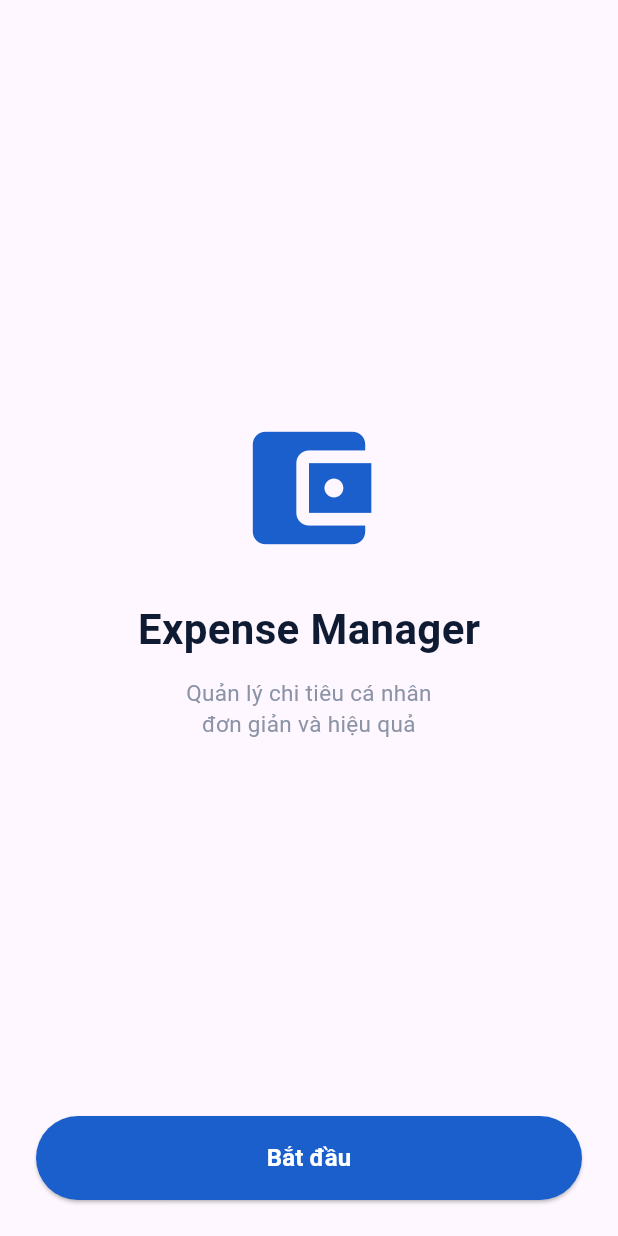
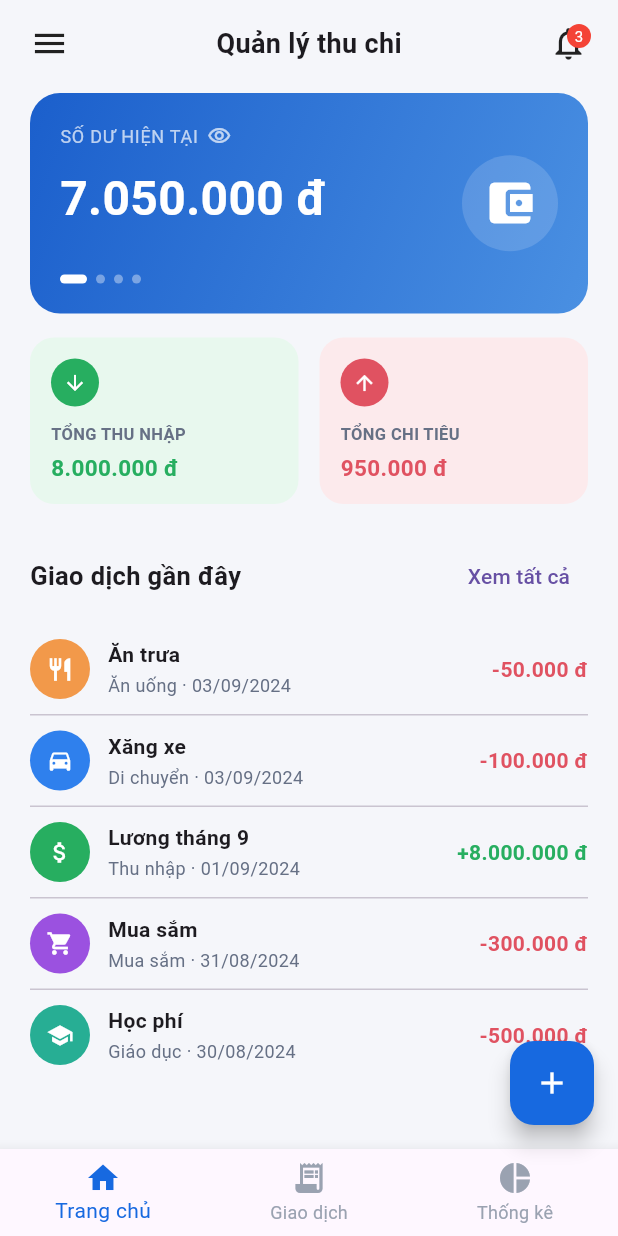
Before and after one commit to ldkhangkhmt2411035-spec/KHMT2411035_LamDuyKhang_casestudy1, a Flutter app: the screen it shows after launch, on a phone screen of 412 x 824 dp. Run offline on Flutter 3.47's test engine with Material 3 defaults, Android fonts, the phone set to English and light mode, and no system bars.

```diff
--- /dev/null
+++ b/lib/data/sample_transactions.dart
@@ -0,0 +1,50 @@
+import '../models/expense.dart';
+
+// Dữ liệu mẫu — Buổi 4 chỉ dựng giao diện Dashboard, chưa nối SQLite.
+final List<Expense> sampleTransactions = [
+  Expense(
+    id: '1',
+    title: 'Ăn trưa',
+    amount: 50000,
+    category: 'Ăn uống',
+    note: '',
+    date: DateTime(2024, 9, 3),
+    type: TransactionType.expense,
+  ),
+  Expense(
+    id: '2',
+    title: 'Xăng xe',
+    amount: 100000,
+    category: 'Di chuyển',
+    note: '',
+    date: DateTime(2024, 9, 3),
+    type: TransactionType.expense,
+  ),
+  Expense(
+    id: '3',
+    title: 'Lương tháng 9',
+    amount: 8000000,
+    category: 'Thu nhập',
+    note: '',
+    date: DateTime(2024, 9, 1),
+    type: TransactionType.income,
+  ),
+  Expense(
+    id: '4',
+    title: 'Mua sắm',
+    amount: 300000,
+    category: 'Mua sắm',
+    note: '',
+    date: DateTime(2024, 8, 31),
+    type: TransactionType.expense,
+  ),
+  Expense(
+    id: '5',
+    title: 'Học phí',
+    amount: 500000,
+    category: 'Giáo dục',
+    note: '',
+    date: DateTime(2024, 8, 30),
+    type: TransactionType.expense,
+  ),
+];
--- a/lib/main.dart
+++ b/lib/main.dart
@@ -1,7 +1,9 @@
 import 'package:flutter/material.dart';
 
-import 'screens/transaction_form_screen.dart';
+import 'screens/home_shell.dart';
 
+// Buổi 4: luyện tập riêng màn hình Dashboard (dữ liệu mẫu),
+// nên vào thẳng HomeShell để xem ngay giao diện.
 void main() {
   runApp(const ExpenseManagerApp());
 }
@@ -14,85 +16,7 @@ class ExpenseManagerApp extends StatelessWidget {
     return MaterialApp(
       debugShowCheckedModeBanner: false,
       title: 'Expense Manager',
-      home: const WelcomeScreen(),
+      home: const HomeShell(),
     );
   }
 }
-
-class WelcomeScreen extends StatelessWidget {
-  const WelcomeScreen({super.key});
-
-  @override
-  Widget build(BuildContext context) {
-    return Scaffold(
-      body: SafeArea(
-        child: Padding(
-          padding: const EdgeInsets.all(24),
-          child: Column(
-            children: [
-              Expanded(
-                child: Column(
-                  mainAxisAlignment: MainAxisAlignment.center,
-                  children: [
-                    const Icon(
-                      Icons.account_balance_wallet,
-                      size: 100,
-                      color: Color(0xFF1B5FCC),
-                    ),
-                    const SizedBox(height: 24),
-                    const Text(
-                      'Expense Manager',
-                      style: TextStyle(
-                        fontSize: 28,
-                        fontWeight: FontWeight.bold,
-                        color: Color(0xFF0F1B33),
-                      ),
-                    ),
-                    const SizedBox(height: 12),
-                    const Text(
-                      'Quản lý chi tiêu cá nhân\n'
-                          'đơn giản và hiệu quả',
-                      textAlign: TextAlign.center,
-                      style: TextStyle(
-                        fontSize: 15,
-                        color: Color(0xFF8A94A6),
-                      ),
-                    ),
-                  ],
-                ),
-              ),
-              SizedBox(
-                width: double.infinity,
-                height: 56,
-                child: ElevatedButton(
-                  style: ElevatedButton.styleFrom(
-                    backgroundColor: const Color(0xFF1B5FCC),
-                    shape: RoundedRectangleBorder(
-                      borderRadius: BorderRadius.circular(28),
-                    ),
-                  ),
-                  onPressed: () {
-                    Navigator.push(
-                      context,
-                      MaterialPageRoute(
-                        builder: (context) => const TransactionFormScreen(),
-                      ),
-                    );
-                  },
-                  child: const Text(
-                    'Bắt đầu',
-                    style: TextStyle(
-                      fontSize: 16,
-                      fontWeight: FontWeight.bold,
-                      color: Colors.white,
-                    ),
-                  ),
-                ),
-              ),
-            ],
-          ),
-        ),
-      ),
-    );
-  }
-}
--- a/lib/models/expense.dart
+++ b/lib/models/expense.dart
@@ -1,7 +1,6 @@
-// Model Expense — Buổi 3 (bản khớp đúng mockup "Thêm/Sửa giao dịch").
-// Bổ sung so với bản trước: category có icon riêng, có "note" (ghi chú),
-// và "type" (Chi tiêu / Thu nhập) theo đúng 2 nút chọn trên mockup.
-// CHƯA có toMap()/fromMap() vì chưa cần lưu vào SQLite (phần đó ở Buổi 5-6).
+// Model Expense — dùng chung từ Buổi 3 trở đi.
+// Danh mục khớp đúng mockup Dashboard (Buổi 4): Ăn uống, Di chuyển,
+// Mua sắm, Giáo dục, Khác (chi tiêu) và Thu nhập (thu nhập).
 import 'package:flutter/material.dart';
 
 enum TransactionType { expense, income } // Chi tiêu / Thu nhập
@@ -18,24 +17,26 @@ class CategoryOption {
   });
 }
 
-// Danh sách danh mục mẫu, khớp icon trong mockup (Ăn uống = icon cái nĩa).
 const List<CategoryOption> expenseCategories = [
-  CategoryOption(name: 'Ăn uống', icon: Icons.restaurant, color: Color(0xFFE8734A)),
-  CategoryOption(name: 'Di chuyển', icon: Icons.directions_bus, color: Color(0xFF4A90E2)),
-  CategoryOption(name: 'Mua sắm', icon: Icons.shopping_bag, color: Color(0xFF9B59B6)),
-  CategoryOption(name: 'Học tập', icon: Icons.menu_book, color: Color(0xFF2ECC71)),
+  CategoryOption(name: 'Ăn uống', icon: Icons.restaurant, color: Color(0xFFF2994A)),
+  CategoryOption(name: 'Di chuyển', icon: Icons.directions_car, color: Color(0xFF2F80ED)),
+  CategoryOption(name: 'Mua sắm', icon: Icons.shopping_cart, color: Color(0xFF9B51E0)),
+  CategoryOption(name: 'Giáo dục', icon: Icons.school, color: Color(0xFF27AE94)),
   CategoryOption(name: 'Khác', icon: Icons.more_horiz, color: Color(0xFF95A5A6)),
 ];
 
 const List<CategoryOption> incomeCategories = [
-  CategoryOption(name: 'Lương', icon: Icons.account_balance_wallet, color: Color(0xFF2ECC71)),
-  CategoryOption(name: 'Thưởng', icon: Icons.card_giftcard, color: Color(0xFFF1C40F)),
-  CategoryOption(name: 'Khác', icon: Icons.more_horiz, color: Color(0xFF95A5A6)),
+  CategoryOption(name: 'Thu nhập', icon: Icons.attach_money, color: Color(0xFF27AE60)),
 ];
+
+CategoryOption categoryInfoFor(TransactionType type, String name) {
+  final list = type == TransactionType.expense ? expenseCategories : incomeCategories;
+  return list.firstWhere((c) => c.name == name, orElse: () => list.first);
+}
 
 class Expense {
   final String id;
-  final String title; // dùng tên danh mục làm tiêu đề hiển thị khi cần
+  final String title;
   final double amount;
   final String category;
   final String note;
@@ -52,8 +53,6 @@ class Expense {
     required this.type,
   });
 
-  // Buổi 6, mục "copyWith": tiện cho việc Sửa giao dịch mà không cần
-  // tạo lại toàn bộ object từ đầu.
   Expense copyWith({
     String? title,
     double? amount,
--- /dev/null
+++ b/lib/screens/dashboard_screen.dart
@@ -0,0 +1,306 @@
+import 'package:flutter/material.dart';
+
+import '../models/expense.dart';
+import '../utils/formatters.dart';
+
+// Buổi 4 — màn hình Dashboard, đúng theo mockup "Quản lý thu chi".
+// Dữ liệu ở Buổi 4 là dữ liệu MẪU (sampleTransactions) để dựng giao diện.
+// Buổi 6 sẽ thay bằng dữ liệu thật đọc từ SQLite qua Repository.
+class DashboardScreen extends StatelessWidget {
+  final List<Expense> transactions;
+
+  const DashboardScreen({super.key, required this.transactions});
+
+  @override
+  Widget build(BuildContext context) {
+    final totalIncome = transactions
+        .where((t) => t.type == TransactionType.income)
+        .fold<double>(0, (sum, t) => sum + t.amount);
+    final totalExpense = transactions
+        .where((t) => t.type == TransactionType.expense)
+        .fold<double>(0, (sum, t) => sum + t.amount);
+    final balance = totalIncome - totalExpense;
+
+    final recent = transactions.take(5).toList();
+
+    return SingleChildScrollView(
+      padding: const EdgeInsets.fromLTRB(20, 16, 20, 100),
+      child: Column(
+        crossAxisAlignment: CrossAxisAlignment.start,
+        children: [
+          _Header(),
+          const SizedBox(height: 20),
+          _BalanceCard(balance: balance),
+          const SizedBox(height: 16),
+          Row(
+            children: [
+              Expanded(
+                child: _SummaryCard(
+                  title: 'TỔNG THU NHẬP',
+                  amount: totalIncome,
+                  color: const Color(0xFF27AE60),
+                  backgroundColor: const Color(0xFFE8F8EE),
+                  icon: Icons.arrow_downward,
+                ),
+              ),
+              const SizedBox(width: 14),
+              Expanded(
+                child: _SummaryCard(
+                  title: 'TỔNG CHI TIÊU',
+                  amount: totalExpense,
+                  color: const Color(0xFFE05261),
+                  backgroundColor: const Color(0xFFFCEAEC),
+                  icon: Icons.arrow_upward,
+                ),
+              ),
+            ],
+          ),
+          const SizedBox(height: 24),
+          Row(
+            mainAxisAlignment: MainAxisAlignment.spaceBetween,
+            children: [
+              const Text(
+                'Giao dịch gần đây',
+                style: TextStyle(fontSize: 17, fontWeight: FontWeight.bold),
+              ),
+              TextButton(
+                onPressed: () {},
+                child: const Text('Xem tất cả'),
+              ),
+            ],
+          ),
+          const SizedBox(height: 8),
+          if (recent.isEmpty)
+            const Padding(
+              padding: EdgeInsets.symmetric(vertical: 24),
+              child: Center(child: Text('Chưa có giao dịch nào')),
+            )
+          else
+            ListView.separated(
+              shrinkWrap: true,
+              physics: const NeverScrollableScrollPhysics(),
+              itemCount: recent.length,
+              separatorBuilder: (_, __) => const Divider(height: 1),
+              itemBuilder: (context, index) => _TransactionTile(recent[index]),
+            ),
+        ],
+      ),
+    );
+  }
+}
+
+class _Header extends StatelessWidget {
+  @override
+  Widget build(BuildContext context) {
+    return Row(
+      mainAxisAlignment: MainAxisAlignment.spaceBetween,
+      children: [
+        const Icon(Icons.menu, size: 26),
+        const Text(
+          'Quản lý thu chi',
+          style: TextStyle(fontSize: 18, fontWeight: FontWeight.bold),
+        ),
+        Stack(
+          clipBehavior: Clip.none,
+          children: [
+            const Icon(Icons.notifications_none, size: 26),
+            Positioned(
+              right: -2,
+              top: -2,
+              child: Container(
+                padding: const EdgeInsets.all(3),
+                decoration: const BoxDecoration(
+                  color: Colors.red,
+                  shape: BoxShape.circle,
+                ),
+                constraints: const BoxConstraints(minWidth: 16, minHeight: 16),
+                child: const Text(
+                  '3',
+                  textAlign: TextAlign.center,
+                  style: TextStyle(color: Colors.white, fontSize: 10),
+                ),
+              ),
+            ),
+          ],
+        ),
+      ],
+    );
+  }
+}
+
+class _BalanceCard extends StatelessWidget {
+  final double balance;
+  const _BalanceCard({required this.balance});
+
+  @override
+  Widget build(BuildContext context) {
+    return Container(
+      width: double.infinity,
+      padding: const EdgeInsets.all(20),
+      decoration: BoxDecoration(
+        gradient: const LinearGradient(
+          colors: [Color(0xFF1B5FCC), Color(0xFF4A90E2)],
+          begin: Alignment.topLeft,
+          end: Alignment.bottomRight,
+        ),
+        borderRadius: BorderRadius.circular(20),
+      ),
+      child: Stack(
+        children: [
+          Column(
+            crossAxisAlignment: CrossAxisAlignment.start,
+            children: [
+              Row(
+                children: const [
+                  Text(
+                    'SỐ DƯ HIỆN TẠI',
+                    style: TextStyle(color: Colors.white70, fontSize: 12, letterSpacing: 0.5),
+                  ),
+                  SizedBox(width: 6),
+                  Icon(Icons.visibility_outlined, color: Colors.white70, size: 16),
+                ],
+              ),
+              const SizedBox(height: 10),
+              Text(
+                formatCurrency(balance),
+                style: const TextStyle(
+                  color: Colors.white,
+                  fontSize: 32,
+                  fontWeight: FontWeight.bold,
+                ),
+              ),
+              const SizedBox(height: 28),
+              Row(
+                children: List.generate(4, (i) {
+                  return Container(
+                    margin: const EdgeInsets.only(right: 6),
+                    width: i == 0 ? 18 : 6,
+                    height: 6,
+                    decoration: BoxDecoration(
+                      color: i == 0 ? Colors.white : Colors.white38,
+                      borderRadius: BorderRadius.circular(3),
+                    ),
+                  );
+                }),
+              ),
+            ],
+          ),
+          Positioned(
+            right: 0,
+            top: 0,
+            bottom: 0,
+            child: Center(
+              child: Container(
+                padding: const EdgeInsets.all(14),
+                decoration: BoxDecoration(
+                  color: Colors.white.withOpacity(0.15),
+                  shape: BoxShape.circle,
+                ),
+                child: const Icon(
+                  Icons.account_balance_wallet,
+                  color: Colors.white,
+                  size: 36,
+                ),
+              ),
+            ),
+          ),
+        ],
+      ),
+    );
+  }
+}
+
+class _SummaryCard extends StatelessWidget {
+  final String title;
+  final double amount;
+  final Color color;
+  final Color backgroundColor;
+  final IconData icon;
+
+  const _SummaryCard({
+    required this.title,
+    required this.amount,
+    required this.color,
+    required this.backgroundColor,
+    required this.icon,
+  });
+
+  @override
+  Widget build(BuildContext context) {
+    return Container(
+      padding: const EdgeInsets.all(14),
+      decoration: BoxDecoration(
+        color: backgroundColor,
+        borderRadius: BorderRadius.circular(16),
+      ),
+      child: Column(
+        crossAxisAlignment: CrossAxisAlignment.start,
+        children: [
+          CircleAvatar(
+            radius: 16,
+            backgroundColor: color,
+            child: Icon(icon, size: 16, color: Colors.white),
+          ),
+          const SizedBox(height: 10),
+          Text(
+            title,
+            style: const TextStyle(fontSize: 11, color: Color(0xFF667085), fontWeight: FontWeight.w600),
+          ),
+          const SizedBox(height: 4),
+          Text(
+            formatCurrency(amount),
+            style: TextStyle(fontSize: 15, fontWeight: FontWeight.bold, color: color),
+          ),
+        ],
+      ),
+    );
+  }
+}
+
+class _TransactionTile extends StatelessWidget {
+  final Expense expense;
+  const _TransactionTile(this.expense);
+
+  @override
+  Widget build(BuildContext context) {
+    final info = categoryInfoFor(expense.type, expense.category);
+    final isIncome = expense.type == TransactionType.income;
+
+    return Padding(
+      padding: const EdgeInsets.symmetric(vertical: 10),
+      child: Row(
+        children: [
+          CircleAvatar(
+            radius: 20,
+            backgroundColor: info.color,
+            child: Icon(info.icon, color: Colors.white, size: 18),
+          ),
+          const SizedBox(width: 12),
+          Expanded(
+            child: Column(
+              crossAxisAlignment: CrossAxisAlignment.start,
+              children: [
+                Text(
+                  expense.title,
+                  style: const TextStyle(fontWeight: FontWeight.bold),
+                ),
+                const SizedBox(height: 2),
+                Text(
+                  '${expense.category} · ${formatDateDisplay(expense.date)}',
+                  style: const TextStyle(fontSize: 12, color: Color(0xFF667085)),
+                ),
+              ],
+            ),
+          ),
+          Text(
+            '${isIncome ? '+' : '-'}${formatCurrency(expense.amount)}',
+            style: TextStyle(
+              fontWeight: FontWeight.bold,
+              color: isIncome ? const Color(0xFF27AE60) : const Color(0xFFE05261),
+            ),
+          ),
+        ],
+      ),
+    );
+  }
+}
--- /dev/null
+++ b/lib/screens/home_shell.dart
@@ -0,0 +1,56 @@
+import 'package:flutter/material.dart';
+
+import '../data/sample_transactions.dart';
+import 'dashboard_screen.dart';
+
+// Khung chứa BottomNavigationBar + FloatingActionButton, bọc quanh
+// DashboardScreen. Buổi 4 mới chỉ có tab "Trang chủ" hoạt động đầy đủ,
+// 2 tab còn lại để placeholder (Buổi 6 sẽ hoàn thiện).
+class HomeShell extends StatefulWidget {
+  const HomeShell({super.key});
+
+  @override
+  State<HomeShell> createState() => _HomeShellState();
+}
+
+class _HomeShellState extends State<HomeShell> {
+  int _currentIndex = 0;
+
+  @override
+  Widget build(BuildContext context) {
+    final pages = [
+      DashboardScreen(transactions: sampleTransactions),
+      const Center(child: Text('Giao dịch (sẽ hoàn thiện ở Buổi 6)')),
+      const Center(child: Text('Thống kê (sẽ hoàn thiện ở Buổi 6)')),
+    ];
+
+    return Scaffold(
+      backgroundColor: const Color(0xFFF5F6FA),
+      body: SafeArea(child: pages[_currentIndex]),
+      floatingActionButton: _currentIndex == 0
+          ? FloatingActionButton(
+        backgroundColor: const Color(0xFF1769E0),
+        onPressed: () {
+          ScaffoldMessenger.of(context).showSnackBar(
+            const SnackBar(
+              content: Text('Màn hình Thêm giao dịch sẽ nối vào đây ở Buổi 6'),
+            ),
+          );
+        },
+        child: const Icon(Icons.add, color: Colors.white),
+      )
+          : null,
+      bottomNavigationBar: BottomNavigationBar(
+        currentIndex: _currentIndex,
+        selectedItemColor: const Color(0xFF1769E0),
+        unselectedItemColor: const Color(0xFF9AA2B1),
+        onTap: (index) => setState(() => _currentIndex = index),
+        items: const [
+          BottomNavigationBarItem(icon: Icon(Icons.home), label: 'Trang chủ'),
+          BottomNavigationBarItem(icon: Icon(Icons.receipt_long), label: 'Giao dịch'),
+          BottomNavigationBarItem(icon: Icon(Icons.pie_chart), label: 'Thống kê'),
+        ],
+      ),
+    );
+  }
+}
--- /dev/null
+++ b/lib/utils/formatters.dart
@@ -0,0 +1,27 @@
+// Hàm định dạng dùng chung cho các màn hình.
+
+// 50000 -> "50.000 đ"
+String formatCurrency(num value) {
+  final isNegative = value < 0;
+  final intValue = value.abs().round();
+  final digits = intValue.toString();
+  final buffer = StringBuffer();
+
+  for (int i = 0; i < digits.length; i++) {
+    final posFromEnd = digits.length - i;
+    buffer.write(digits[i]);
+    if (posFromEnd > 1 && posFromEnd % 3 == 1) {
+      buffer.write('.');
+    }
+  }
+
+  return '${isNegative ? '-' : ''}${buffer.toString()} đ';
+}
+
+// DateTime -> 'dd/MM/yyyy'
+String formatDateDisplay(DateTime date) {
+  final d = date.day.toString().padLeft(2, '0');
+  final m = date.month.toString().padLeft(2, '0');
+  final y = date.year.toString();
+  return '$d/$m/$y';
+}
```
